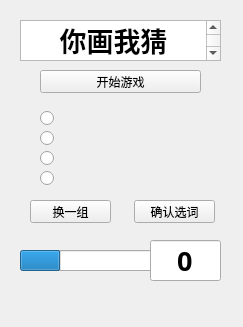
panfengzjz/YouDrawAndIGuess, file DrawAndGuessUi.ui: the form before one commit.
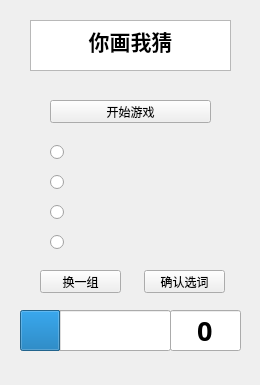
The form after the commit.

Commit message: feature(20210907): modify ui, add exe bat

What changed in the file:
```diff
--- a/DrawAndGuessUi.ui
+++ b/DrawAndGuessUi.ui
@@ -6,8 +6,8 @@
    <rect>
     <x>0</x>
     <y>0</y>
-    <width>243</width>
-    <height>327</height>
+    <width>260</width>
+    <height>385</height>
    </rect>
   </property>
   <property name="windowTitle">
@@ -16,8 +16,8 @@
   <widget class="QPushButton" name="randomWord_button">
    <property name="geometry">
     <rect>
-     <x>30</x>
-     <y>200</y>
+     <x>40</x>
+     <y>270</y>
      <width>81</width>
      <height>23</height>
     </rect>
@@ -29,8 +29,8 @@
   <widget class="QPushButton" name="confirmWord_button">
    <property name="geometry">
     <rect>
-     <x>134</x>
-     <y>200</y>
+     <x>144</x>
+     <y>270</y>
      <width>81</width>
      <height>23</height>
     </rect>
@@ -42,10 +42,10 @@
   <widget class="QTextEdit" name="titleBlank">
    <property name="geometry">
     <rect>
-     <x>20</x>
+     <x>30</x>
      <y>20</y>
      <width>201</width>
-     <height>41</height>
+     <height>51</height>
     </rect>
    </property>
    <property name="html">
@@ -53,14 +53,14 @@
 &lt;html&gt;&lt;head&gt;&lt;meta name=&quot;qrichtext&quot; content=&quot;1&quot; /&gt;&lt;style type=&quot;text/css&quot;&gt;
 p, li { white-space: pre-wrap; }
 &lt;/style&gt;&lt;/head&gt;&lt;body style=&quot; font-family:'SimSun'; font-size:9pt; font-weight:400; font-style:normal;&quot;&gt;
-&lt;p align=&quot;center&quot; style=&quot; margin-top:0px; margin-bottom:0px; margin-left:0px; margin-right:0px; -qt-block-indent:0; text-indent:0px;&quot;&gt;&lt;span style=&quot; font-size:20pt; font-weight:600;&quot;&gt;你画我猜&lt;/span&gt;&lt;/p&gt;&lt;/body&gt;&lt;/html&gt;</string>
+&lt;p align=&quot;center&quot; style=&quot; margin-top:0px; margin-bottom:0px; margin-left:0px; margin-right:0px; -qt-block-indent:0; text-indent:0px;&quot;&gt;&lt;span style=&quot; font-size:16pt; font-weight:600;&quot;&gt;你画我猜&lt;/span&gt;&lt;/p&gt;&lt;/body&gt;&lt;/html&gt;</string>
    </property>
   </widget>
   <widget class="QPushButton" name="start_Button">
    <property name="geometry">
     <rect>
-     <x>40</x>
-     <y>70</y>
+     <x>50</x>
+     <y>100</y>
      <width>161</width>
      <height>23</height>
     </rect>
@@ -72,10 +72,10 @@
   <widget class="QRadioButton" name="word1_radioButton">
    <property name="geometry">
     <rect>
-     <x>40</x>
-     <y>110</y>
-     <width>111</width>
-     <height>16</height>
+     <x>50</x>
+     <y>140</y>
+     <width>141</width>
+     <height>25</height>
     </rect>
    </property>
    <property name="text">
@@ -85,23 +85,23 @@
   <widget class="QRadioButton" name="word2_radioButton">
    <property name="geometry">
     <rect>
-     <x>40</x>
-     <y>130</y>
-     <width>111</width>
-     <height>16</height>
-    </rect>
-   </property>
-   <property name="text">
-    <string/>
-   </property>
-  </widget>
-  <widget class="QRadioButton" name="word4_radioButton">
-   <property name="geometry">
-    <rect>
-     <x>40</x>
+     <x>50</x>
      <y>170</y>
-     <width>111</width>
-     <height>16</height>
+     <width>141</width>
+     <height>25</height>
+    </rect>
+   </property>
+   <property name="text">
+    <string/>
+   </property>
+  </widget>
+  <widget class="QRadioButton" name="word4_radioButton">
+   <property name="geometry">
+    <rect>
+     <x>50</x>
+     <y>230</y>
+     <width>141</width>
+     <height>25</height>
     </rect>
    </property>
    <property name="text">
@@ -111,10 +111,10 @@
   <widget class="QRadioButton" name="word3_radioButton">
    <property name="geometry">
     <rect>
-     <x>40</x>
-     <y>150</y>
-     <width>111</width>
-     <height>16</height>
+     <x>50</x>
+     <y>200</y>
+     <width>141</width>
+     <height>25</height>
     </rect>
    </property>
    <property name="text">
@@ -125,9 +125,9 @@
    <property name="geometry">
     <rect>
      <x>20</x>
-     <y>250</y>
+     <y>310</y>
      <width>151</width>
-     <height>21</height>
+     <height>41</height>
     </rect>
    </property>
    <property name="maximum">
@@ -143,8 +143,8 @@
   <widget class="QLineEdit" name="lineEdit">
    <property name="geometry">
     <rect>
-     <x>150</x>
-     <y>240</y>
+     <x>170</x>
+     <y>310</y>
      <width>71</width>
      <height>41</height>
     </rect>
```
The commit also changes 3 other files.
